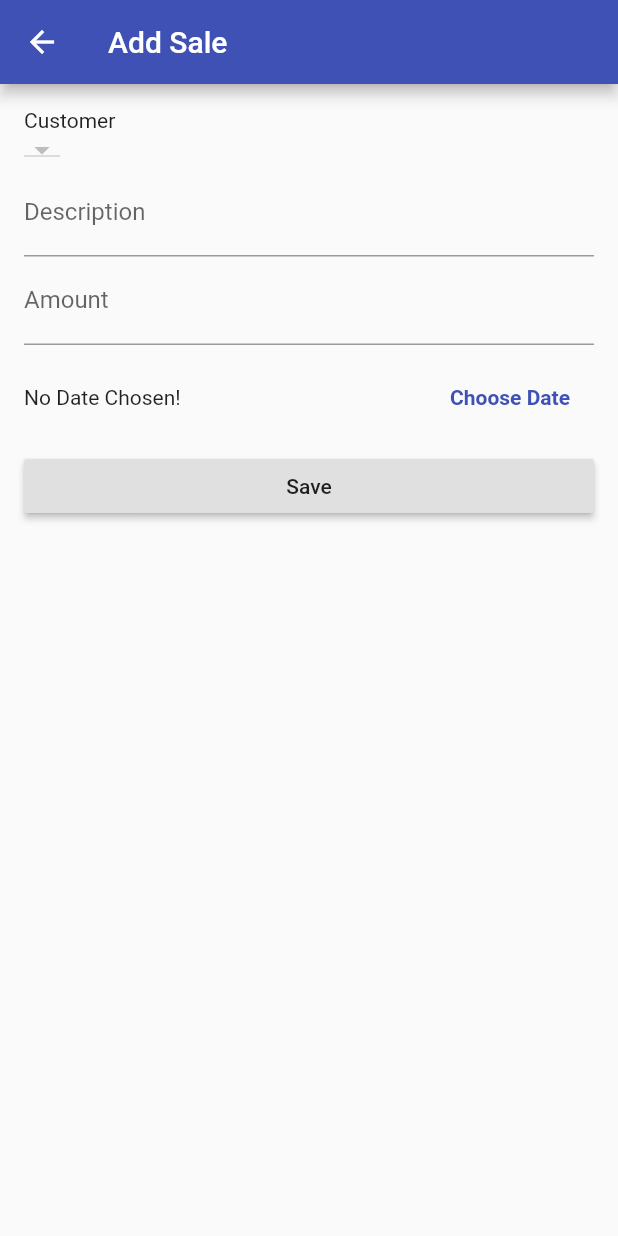
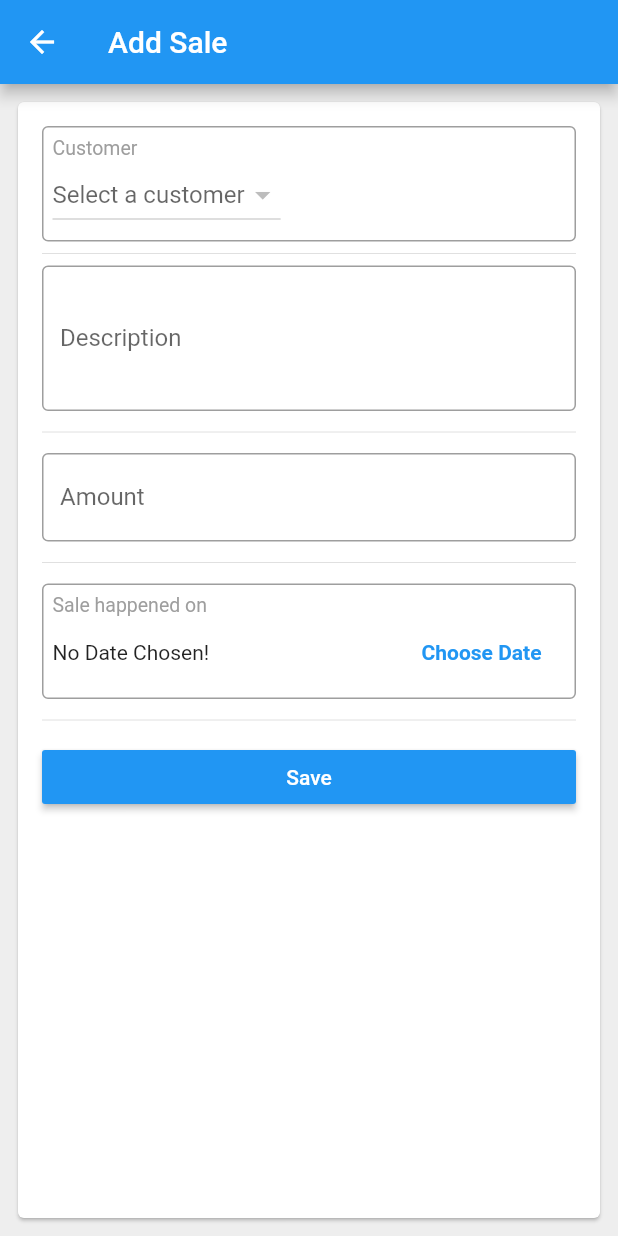
Before and after one commit to Rev4nth/business_book, a Flutter app: the EditSale screen opened by its route, on a phone screen of 412 x 824 dp. Run offline on Flutter 3.47's test engine with Material 2 defaults, Android fonts, the phone set to English and light mode, and no system bars; our stand-ins replace google_sign_in, shared_preferences; accounts and stored records are empty; network calls fail.

```diff
--- a/business_book/lib/main.dart
+++ b/business_book/lib/main.dart
@@ -25,10 +25,6 @@ class MyApp extends StatelessWidget {
       child: Consumer<Auth>(
         builder: (context, auth, _) => MaterialApp(
           title: "Business Book",
-          theme: ThemeData(
-            primarySwatch: Colors.indigo,
-            accentColor: Colors.cyanAccent,
-          ),
           home: auth.isAuth ? TabsScreen() : LoginScreen(),
           routes: {
             '/tabs': (context) => TabsScreen(),
--- /dev/null
+++ b/business_book/lib/models/customer.dart
@@ -0,0 +1,36 @@
+class Customer {
+  int id;
+  String name;
+  String contact;
+  String createdAt;
+  String updatedAt;
+  int userId;
+
+  Customer(
+      {this.id,
+      this.name,
+      this.contact,
+      this.createdAt,
+      this.updatedAt,
+      this.userId});
+
+  Customer.fromJson(Map<String, dynamic> json) {
+    id = json['id'];
+    name = json['name'];
+    contact = json['contact'];
+    createdAt = json['createdAt'];
+    updatedAt = json['updatedAt'];
+    userId = json['userId'];
+  }
+
+  Map<String, dynamic> toJson() {
+    final Map<String, dynamic> data = new Map<String, dynamic>();
+    data['id'] = this.id;
+    data['name'] = this.name;
+    data['contact'] = this.contact;
+    data['createdAt'] = this.createdAt;
+    data['updatedAt'] = this.updatedAt;
+    data['userId'] = this.userId;
+    return data;
+  }
+}
--- /dev/null
+++ b/business_book/lib/models/sale.dart
@@ -0,0 +1,43 @@
+import './customer.dart';
+
+class Sale {
+  int id;
+  String description;
+  int amount;
+  DateTime saleDate;
+  int customerId;
+  Customer customer;
+
+  Sale(
+      {this.id,
+      this.description,
+      this.amount,
+      this.saleDate,
+      this.customer,
+      this.customerId});
+
+  Sale.fromJson(Map<String, dynamic> json) {
+    id = json['id'];
+    description = json['description'];
+    amount = json['amount'];
+    saleDate =
+        json['saleDate'] != null ? DateTime.parse(json['saleDate']) : null;
+    customerId = json['customerId'];
+    customer = json['Customer'] != null
+        ? new Customer.fromJson(json['Customer'])
+        : null;
+  }
+
+  Map<String, dynamic> toJson() {
+    final Map<String, dynamic> data = new Map<String, dynamic>();
+    data['id'] = this.id ?? '';
+    data['description'] = this.description;
+    data['amount'] = this.amount;
+    data['saleDate'] = this.saleDate;
+    data['customerId'] = this.customerId;
+    if (this.customer != null) {
+      data['Customer'] = this.customer.toJson();
+    }
+    return data;
+  }
+}
--- a/business_book/lib/providers/customers.dart
+++ b/business_book/lib/providers/customers.dart
@@ -5,43 +5,7 @@ import 'package:http/http.dart' as http;
 import 'package:shared_preferences/shared_preferences.dart';
 
 import '../services/api.dart';
-
-class Customer {
-  int id;
-  String name;
-  String contact;
-  String createdAt;
-  String updatedAt;
-  int userId;
-
-  Customer(
-      {this.id,
-      this.name,
-      this.contact,
-      this.createdAt,
-      this.updatedAt,
-      this.userId});
-
-  Customer.fromJson(Map<String, dynamic> json) {
-    id = json['id'];
-    name = json['name'];
-    contact = json['contact'];
-    createdAt = json['createdAt'];
-    updatedAt = json['updatedAt'];
-    userId = json['userId'];
-  }
-
-  Map<String, dynamic> toJson() {
-    final Map<String, dynamic> data = new Map<String, dynamic>();
-    data['id'] = this.id;
-    data['name'] = this.name;
-    data['contact'] = this.contact;
-    data['createdAt'] = this.createdAt;
-    data['updatedAt'] = this.updatedAt;
-    data['userId'] = this.userId;
-    return data;
-  }
-}
+import '../models/customer.dart';
 
 class Customers with ChangeNotifier {
   List<Customer> _customers = [];
--- a/business_book/lib/providers/sales.dart
+++ b/business_book/lib/providers/sales.dart
@@ -5,49 +5,7 @@ import 'package:http/http.dart' as http;
 import 'package:shared_preferences/shared_preferences.dart';
 
 import '../services/api.dart';
-import './customers.dart';
-
-class Sale {
-  int id;
-  String description;
-  int amount;
-  DateTime saleDate;
-  int customerId;
-  Customer customer;
-
-  Sale(
-      {this.id,
-      this.description,
-      this.amount,
-      this.saleDate,
-      this.customer,
-      this.customerId});
-
-  Sale.fromJson(Map<String, dynamic> json) {
-    id = json['id'];
-    description = json['description'];
-    amount = json['amount'];
-    saleDate =
-        json['saleDate'] != null ? DateTime.parse(json['saleDate']) : null;
-    customerId = json['customerId'];
-    customer = json['Customer'] != null
-        ? new Customer.fromJson(json['Customer'])
-        : null;
-  }
-
-  Map<String, dynamic> toJson() {
-    final Map<String, dynamic> data = new Map<String, dynamic>();
-    data['id'] = this.id ?? '';
-    data['description'] = this.description;
-    data['amount'] = this.amount;
-    data['saleDate'] = this.saleDate;
-    data['customerId'] = this.customerId;
-    if (this.customer != null) {
-      data['Customer'] = this.customer.toJson();
-    }
-    return data;
-  }
-}
+import '../models/sale.dart';
 
 class Sales with ChangeNotifier {
   List<Sale> _sales = [];
--- a/business_book/lib/screens/edit_sale_screen.dart
+++ b/business_book/lib/screens/edit_sale_screen.dart
@@ -5,10 +5,10 @@ import 'package:http/http.dart' as http;
 import 'package:intl/intl.dart';
 import 'package:shared_preferences/shared_preferences.dart';
 
-import '../providers/sales.dart';
-import '../providers/customers.dart';
 import './sales_list_screen.dart';
 import '../services/api.dart';
+import '../models/customer.dart';
+import '../models/sale.dart';
 
 class EditSale extends StatefulWidget {
   static const routeName = '/edit-sale';
@@ -92,22 +92,40 @@ class _EditSaleState extends State<EditSale> {
       getCustomers();
     }
     return Scaffold(
+      backgroundColor: Colors.grey[200],
       appBar: AppBar(
         title: Text("Add Sale"),
       ),
-      body: Padding(
+      body: Container(
+        padding: EdgeInsets.all(8),
+        child: Card(
+          child: Padding(
             padding: EdgeInsets.all(16),
             child: Form(
               key: _form,
               child: ListView(
                 children: <Widget>[
                   Container(
+                    padding: EdgeInsets.all(6),
+                    decoration: BoxDecoration(
+                      border: Border.all(
+                        color: Colors.grey,
+                      ),
+                      borderRadius: BorderRadius.all(Radius.circular(4)),
+                    ),
                     child: Column(
                       crossAxisAlignment: CrossAxisAlignment.start,
                       children: <Widget>[
-                    Text("Customer"),
+                        Text(
+                          "Customer",
+                          style: TextStyle(
+                            color: Colors.grey,
+                            fontSize: 13,
+                          ),
+                        ),
                         DropdownButton<int>(
                           value: _sale.customerId,
+                          hint: Text('Select a customer'),
                           items: _customersList.map((Customer customer) {
                             return DropdownMenuItem(
                                 value: customer.id, child: Text(customer.name));
@@ -121,8 +139,16 @@ class _EditSaleState extends State<EditSale> {
                       ],
                     ),
                   ),
+                  Divider(),
                   TextFormField(
-                decoration: InputDecoration(labelText: 'Description'),
+                    keyboardType: TextInputType.multiline,
+                    maxLines: 3,
+                    decoration: InputDecoration(
+                      labelText: 'Description',
+                      border: OutlineInputBorder(
+                        borderRadius: BorderRadius.all(Radius.circular(4)),
+                      ),
+                    ),
                     validator: (value) {
                       if (value.isEmpty) {
                         return 'Please enter sale description.';
@@ -133,8 +159,16 @@ class _EditSaleState extends State<EditSale> {
                       _sale.description = value;
                     },
                   ),
+                  SizedBox(height: 6),
+                  Divider(),
+                  SizedBox(height: 6),
                   TextFormField(
-                decoration: InputDecoration(labelText: 'Amount'),
+                    decoration: InputDecoration(
+                      labelText: 'Amount',
+                      border: OutlineInputBorder(
+                        borderRadius: BorderRadius.all(Radius.circular(4)),
+                      ),
+                    ),
                     textInputAction: TextInputAction.next,
                     keyboardType: TextInputType.number,
                     validator: (value) {
@@ -153,15 +187,34 @@ class _EditSaleState extends State<EditSale> {
                       _sale.amount = int.parse(value);
                     },
                   ),
+                  SizedBox(height: 6),
+                  Divider(),
+                  SizedBox(height: 6),
                   Container(
-                height: 70,
-                child: Row(
+                    padding: EdgeInsets.all(6),
+                    decoration: BoxDecoration(
+                      border: Border.all(
+                        color: Colors.grey,
+                      ),
+                      borderRadius: BorderRadius.all(Radius.circular(4)),
+                    ),
+                    child: Column(
+                        crossAxisAlignment: CrossAxisAlignment.start,
+                        children: <Widget>[
+                          Text(
+                            "Sale happened on",
+                            style: TextStyle(
+                              color: Colors.grey,
+                              fontSize: 13,
+                            ),
+                          ),
+                          Row(
                             children: <Widget>[
                               Expanded(
                                 child: Text(
                                   _sale.saleDate == null
                                       ? 'No Date Chosen!'
-                            : 'Sale Date: ${DateFormat.yMd().format(_sale.saleDate)}',
+                                      : '${DateFormat("d MMMM, y").format(_sale.saleDate)}',
                                 ),
                               ),
                               FlatButton(
@@ -176,12 +229,20 @@ class _EditSaleState extends State<EditSale> {
                               ),
                             ],
                           ),
+                        ]),
                   ),
+                  SizedBox(height: 6),
+                  Divider(),
+                  SizedBox(height: 6),
                   RaisedButton(
                     onPressed: _saveSale,
                     child: new Text('Save'),
+                    color: Theme.of(context).accentColor,
+                    textColor: Colors.white,
                   )
                 ],
+              ),
+            ),
           ),
         ),
       ),
--- a/business_book/lib/widgets/sale_item.dart
+++ b/business_book/lib/widgets/sale_item.dart
@@ -1,8 +1,8 @@
 import 'package:flutter/material.dart';
 import 'package:intl/intl.dart';
 
-import '../providers/customers.dart';
 import '../screens/sale_detail_screen.dart';
+import '../models/customer.dart';
 
 class SaleItem extends StatelessWidget {
   final int id;
```
Also changed, not shown: business_book/lib/screens/edit_customer_screen.dart (+43 -9 lines), business_book/lib/screens/sales_list_screen.dart (+40 -20 lines), 1 other file. Lines whose indentation alone changed are shown as unchanged.
